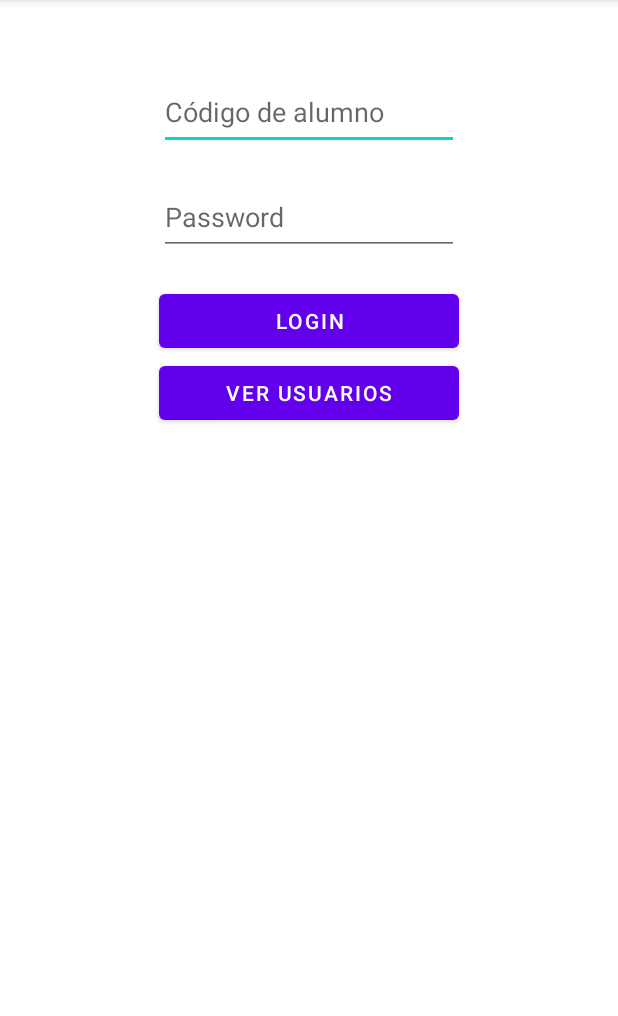
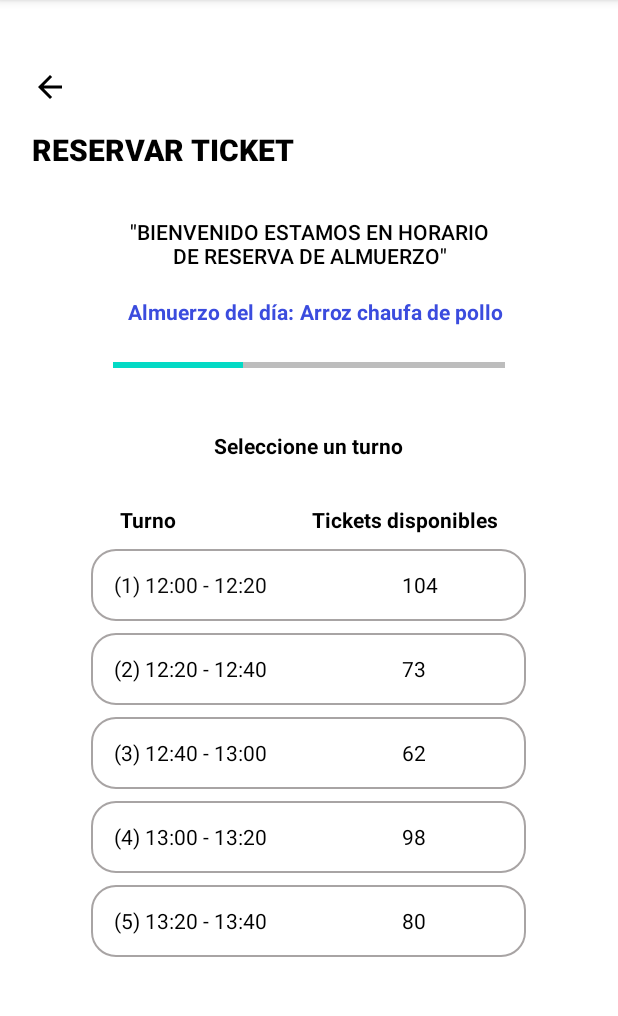
Before and after one commit to anthonyquispev/gsabados_grupo5_frontend_fisi, an Android app: the screen it shows after launch (MainActivity), on a phone screen of 412 x 824 dp, the part 84-1100 px from its top. Run offline under Robolectric (Android 15) with nearby library versions, the phone set to English and light mode, and no system bars; our stand-ins replace RxJava; 2 statements that could not run were skipped.

Commit message:
Agregando Pantalla de Reserva de Turno

```diff
--- a/app/src/main/java/com/example/digiticket_app_01/MainActivity.java
+++ b/app/src/main/java/com/example/digiticket_app_01/MainActivity.java
@@ -31,7 +31,7 @@ public class MainActivity extends AppCompatActivity {
     @Override
     protected void onCreate(Bundle savedInstanceState) {
         super.onCreate(savedInstanceState);
-        setContentView(R.layout.activity_main);
+        setContentView(R.layout.activity_reserva_turno);
 
         Retrofit retrofitClient = RetrofitClient.getInstance();
         iMyService = retrofitClient.create(IMyService.class);
--- /dev/null
+++ b/app/src/main/java/com/example/digiticket_app_01/ReservaTurno.java
@@ -0,0 +1,14 @@
+package com.example.digiticket_app_01;
+
+import androidx.appcompat.app.AppCompatActivity;
+
+import android.os.Bundle;
+
+public class ReservaTurno extends AppCompatActivity {
+
+    @Override
+    protected void onCreate(Bundle savedInstanceState) {
+        super.onCreate(savedInstanceState);
+        setContentView(R.layout.activity_reserva_turno);
+    }
+}
--- /dev/null
+++ b/app/src/main/res/drawable/btn_seleccionar_turno.xml
@@ -0,0 +1,8 @@
+<?xml version="1.0" encoding="utf-8"?>
+<shape xmlns:android="http://schemas.android.com/apk/res/android">
+    <corners android:radius="16dp" />
+    <solid android:color="@color/white" />
+    <stroke
+        android:width="1dp"
+        android:color="#A8A4A4" />
+</shape>
--- /dev/null
+++ b/app/src/main/res/layout/activity_reserva_turno.xml
@@ -0,0 +1,312 @@
+<?xml version="1.0" encoding="utf-8"?>
+<LinearLayout xmlns:android="http://schemas.android.com/apk/res/android"
+    xmlns:app="http://schemas.android.com/apk/res-auto"
+    xmlns:tools="http://schemas.android.com/tools"
+    android:layout_width="match_parent"
+    android:layout_height="match_parent"
+    android:backgroundTint="#00FFFFFF"
+    android:orientation="vertical"
+    tools:context=".ReservaTurno">
+
+    <LinearLayout
+        android:layout_width="match_parent"
+        android:layout_height="wrap_content"
+        android:orientation="vertical">
+
+        <com.google.android.material.floatingactionbutton.FloatingActionButton
+            android:id="@+id/floatingActionButton"
+            android:layout_width="match_parent"
+            android:layout_height="wrap_content"
+            android:layout_marginLeft="5dp"
+            android:layout_marginTop="30dp"
+            android:clickable="true"
+            android:elevation="0dp"
+            app:backgroundTint="@color/white"
+            app:borderWidth="0dp"
+            app:elevation="0dp"
+            app:hoveredFocusedTranslationZ="2dp"
+            app:pressedTranslationZ="6dp"
+            app:rippleColor="#00FFFFFF"
+            app:srcCompat="?attr/homeAsUpIndicator"
+            tools:ignore="SpeakableTextPresentCheck" />
+
+        <TextView
+            android:id="@+id/txtTitulo"
+            android:layout_width="match_parent"
+            android:layout_height="wrap_content"
+            android:layout_marginLeft="21dp"
+            android:layout_marginTop="0dp"
+            android:fontFamily="sans-serif-medium"
+            android:text="RESERVAR TICKET"
+            android:textColor="#000000"
+            android:textSize="20sp"
+            android:textStyle="bold" />
+    </LinearLayout>
+
+    <LinearLayout
+        android:layout_width="match_parent"
+        android:layout_height="154dp"
+        android:layout_marginBottom="20dp"
+        android:gravity="center"
+        android:orientation="vertical">
+
+        <TextView
+            android:id="@+id/txtBienvenido"
+            android:layout_width="match_parent"
+            android:layout_height="wrap_content"
+            android:layout_marginLeft="85dp"
+            android:layout_marginTop="15dp"
+            android:layout_marginRight="85dp"
+            android:layout_marginBottom="10dp"
+            android:fontFamily="sans-serif-light"
+            android:text='"BIENVENIDO ESTAMOS EN HORARIO DE RESERVA DE ALMUERZO"'
+            android:textAlignment="center"
+            android:textColor="#000000"
+            android:textStyle="bold" />
+
+        <LinearLayout
+            android:layout_width="match_parent"
+            android:layout_height="wrap_content"
+            android:orientation="horizontal">
+
+            <TextView
+                android:id="@+id/txtAlmuerzoDia"
+                android:layout_width="wrap_content"
+                android:layout_height="wrap_content"
+                android:layout_marginLeft="85dp"
+                android:layout_marginTop="8dp"
+                android:text="Almuerzo del día:"
+                android:textColor="#3B4CDE"
+                android:textStyle="bold" />
+
+            <TextView
+                android:id="@+id/txtNombreAlmuerzo"
+                android:layout_width="wrap_content"
+                android:layout_height="wrap_content"
+                android:layout_marginLeft="4dp"
+                android:layout_marginTop="8dp"
+                android:text="Arroz chaufa de pollo"
+                android:textColor="#3B4CDE"
+                android:textStyle="bold" />
+
+        </LinearLayout>
+
+        <ProgressBar
+            android:id="@+id/progressBar"
+            style="?android:attr/progressBarStyleHorizontal"
+            android:layout_width="261dp"
+            android:layout_height="wrap_content"
+            android:layout_marginTop="18dp"
+            android:maxWidth="48dip"
+            android:progress="33"
+            android:progressBackgroundTint="#000000" />
+
+    </LinearLayout>
+
+    <LinearLayout
+        android:layout_width="match_parent"
+        android:layout_height="match_parent"
+        android:gravity="center_horizontal"
+        android:orientation="vertical">
+
+        <TextView
+            android:id="@+id/txtSeleccioneTurno"
+            android:layout_width="wrap_content"
+            android:layout_height="wrap_content"
+            android:layout_marginBottom="10dp"
+            android:gravity="top"
+            android:text="Seleccione un turno"
+            android:textColor="#000000"
+            android:textStyle="bold" />
+
+        <LinearLayout
+            android:layout_width="match_parent"
+            android:layout_height="39dp"
+            android:layout_marginTop="10dp"
+            android:gravity="center"
+            android:orientation="horizontal">
+
+            <TextView
+                android:id="@+id/txtTurnoDisp"
+                android:layout_width="wrap_content"
+                android:layout_height="wrap_content"
+                android:layout_marginRight="30dp"
+                android:text="Turno"
+                android:textColor="#000000"
+                android:textStyle="bold" />
+
+            <TextView
+                android:id="@+id/txtTicketsDisp"
+                android:layout_width="wrap_content"
+                android:layout_height="wrap_content"
+                android:layout_marginLeft="60dp"
+                android:text="Tickets disponibles"
+                android:textColor="#000000"
+                android:textStyle="bold" />
+        </LinearLayout>
+
+        <LinearLayout
+            android:id="@+id/lyTurno1"
+            android:layout_width="290dp"
+            android:layout_height="48dp"
+            android:layout_marginBottom="8dp"
+            android:background="@drawable/btn_seleccionar_turno"
+            android:clickable="true"
+            android:gravity="center_vertical"
+            android:orientation="horizontal"
+            tools:ignore="TouchTargetSizeCheck">
+
+            <TextView
+                android:id="@+id/txtTurno1"
+                android:layout_width="wrap_content"
+                android:layout_height="wrap_content"
+                android:fontFamily="sans-serif-thin"
+                android:paddingLeft="15dp"
+                android:text="(1) 12:00 - 12:20"
+                android:textColor="#090909"
+                android:textStyle="bold" />
+
+            <TextView
+                android:id="@+id/txtCantidadDisponiblesT1"
+                android:layout_width="wrap_content"
+                android:layout_height="wrap_content"
+                android:layout_marginLeft="90dp"
+                android:fontFamily="sans-serif-thin"
+                android:text="104"
+                android:textColor="#000000"
+                android:textStyle="bold" />
+
+        </LinearLayout>
+
+        <LinearLayout
+            android:id="@+id/lyTurno2"
+            android:layout_width="290dp"
+            android:layout_height="48dp"
+            android:layout_marginBottom="8dp"
+            android:background="@drawable/btn_seleccionar_turno"
+            android:clickable="true"
+            android:gravity="center_vertical"
+            android:orientation="horizontal"
+            tools:ignore="TouchTargetSizeCheck">
+
+            <TextView
+                android:id="@+id/txtTurno2"
+                android:layout_width="wrap_content"
+                android:layout_height="wrap_content"
+                android:fontFamily="sans-serif-thin"
+                android:paddingLeft="15dp"
+                android:text="(2) 12:20 - 12:40"
+                android:textColor="#000000"
+                android:textStyle="bold" />
+
+            <TextView
+                android:id="@+id/txtCantidadDisponiblesT2"
+                android:layout_width="wrap_content"
+                android:layout_height="wrap_content"
+                android:layout_marginLeft="90dp"
+                android:fontFamily="sans-serif-thin"
+                android:text="73"
+                android:textColor="#000000"
+                android:textStyle="bold" />
+
+        </LinearLayout>
+
+        <LinearLayout
+            android:id="@+id/lyTurno3"
+            android:layout_width="290dp"
+            android:layout_height="48dp"
+            android:layout_marginBottom="8dp"
+            android:background="@drawable/btn_seleccionar_turno"
+            android:clickable="true"
+            android:gravity="center_vertical"
+            android:orientation="horizontal"
+            tools:ignore="TouchTargetSizeCheck">
+
+            <TextView
+                android:id="@+id/txtTurno3"
+                android:layout_width="wrap_content"
+                android:layout_height="wrap_content"
+                android:fontFamily="sans-serif-thin"
+                android:paddingLeft="15dp"
+                android:text="(3) 12:40 - 13:00"
+                android:textColor="#000000"
+                android:textStyle="bold" />
+
+            <TextView
+                android:id="@+id/txtCantidadDisponiblesT3"
+                android:layout_width="wrap_content"
+                android:layout_height="wrap_content"
+                android:layout_marginLeft="90dp"
+                android:fontFamily="sans-serif-thin"
+                android:text="62"
+                android:textColor="#000000"
+                android:textStyle="bold" />
+        </LinearLayout>
+
+        <LinearLayout
+            android:id="@+id/lyTurno4"
+            android:layout_width="290dp"
+            android:layout_height="48dp"
+            android:layout_marginBottom="8dp"
+            android:background="@drawable/btn_seleccionar_turno"
+            android:clickable="true"
+            android:gravity="center_vertical"
+            android:orientation="horizontal"
+            tools:ignore="TouchTargetSizeCheck">
+
+            <TextView
+                android:id="@+id/txtTurno4"
+                android:layout_width="wrap_content"
+                android:layout_height="wrap_content"
+                android:fontFamily="sans-serif-thin"
+                android:paddingLeft="15dp"
+                android:text="(4) 13:00 - 13:20"
+                android:textColor="#000000"
+                android:textStyle="bold" />
+
+            <TextView
+                android:id="@+id/txtCantidadDisponiblesT4"
+                android:layout_width="wrap_content"
+                android:layout_height="wrap_content"
+                android:layout_marginLeft="90dp"
+                android:fontFamily="sans-serif-thin"
+                android:text="98"
+                android:textColor="#000000"
+                android:textStyle="bold" />
+
+        </LinearLayout>
+
+        <LinearLayout
+            android:id="@+id/lyTurno5"
+            android:layout_width="290dp"
+            android:layout_height="48dp"
+            android:background="@drawable/btn_seleccionar_turno"
+            android:clickable="true"
+            android:gravity="center_vertical"
+            android:orientation="horizontal"
+            tools:ignore="TouchTargetSizeCheck">
+
+            <TextView
+                android:id="@+id/txtTurno5"
+                android:layout_width="wrap_content"
+                android:layout_height="wrap_content"
+                android:fontFamily="sans-serif-thin"
+                android:paddingLeft="15dp"
+                android:text="(5) 13:20 - 13:40"
+                android:textColor="#000000"
+                android:textStyle="bold" />
+
+            <TextView
+                android:id="@+id/txtCantidadDisponibles5"
+                android:layout_width="wrap_content"
+                android:layout_height="wrap_content"
+                android:layout_marginLeft="90dp"
+                android:fontFamily="sans-serif-thin"
+                android:text="80"
+                android:textColor="#000000"
+                android:textStyle="bold" />
+        </LinearLayout>
+
+    </LinearLayout>
+
+</LinearLayout>
```
Also changed, not shown: app/src/main/AndroidManifest.xml (+8 -3 lines).
